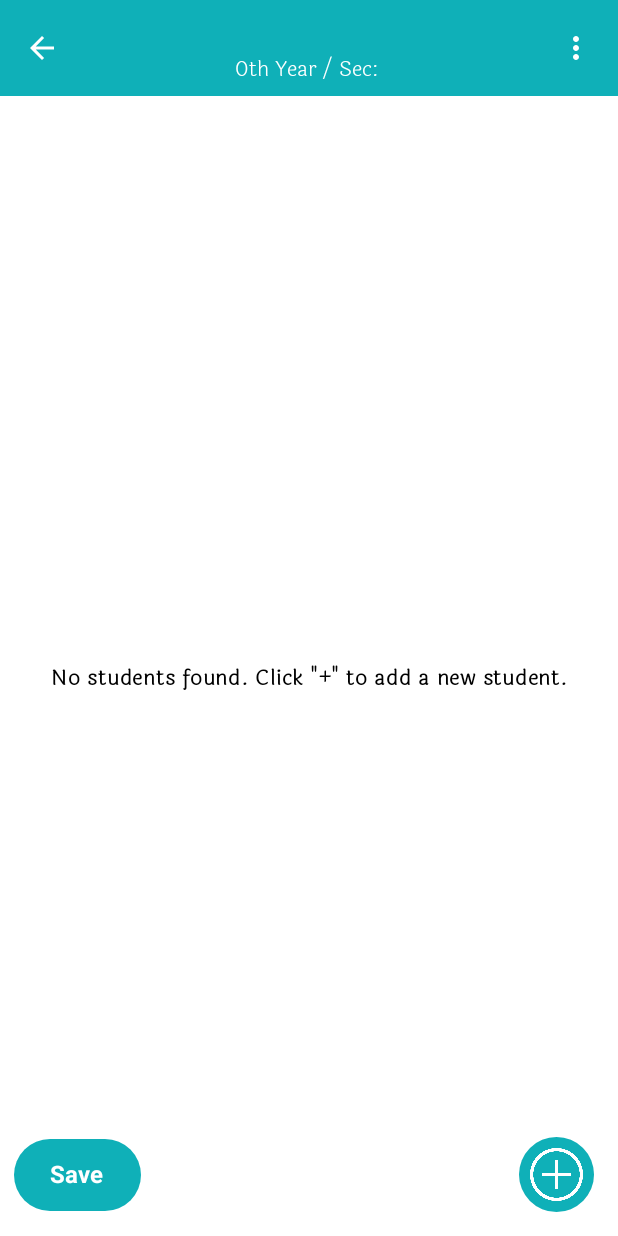
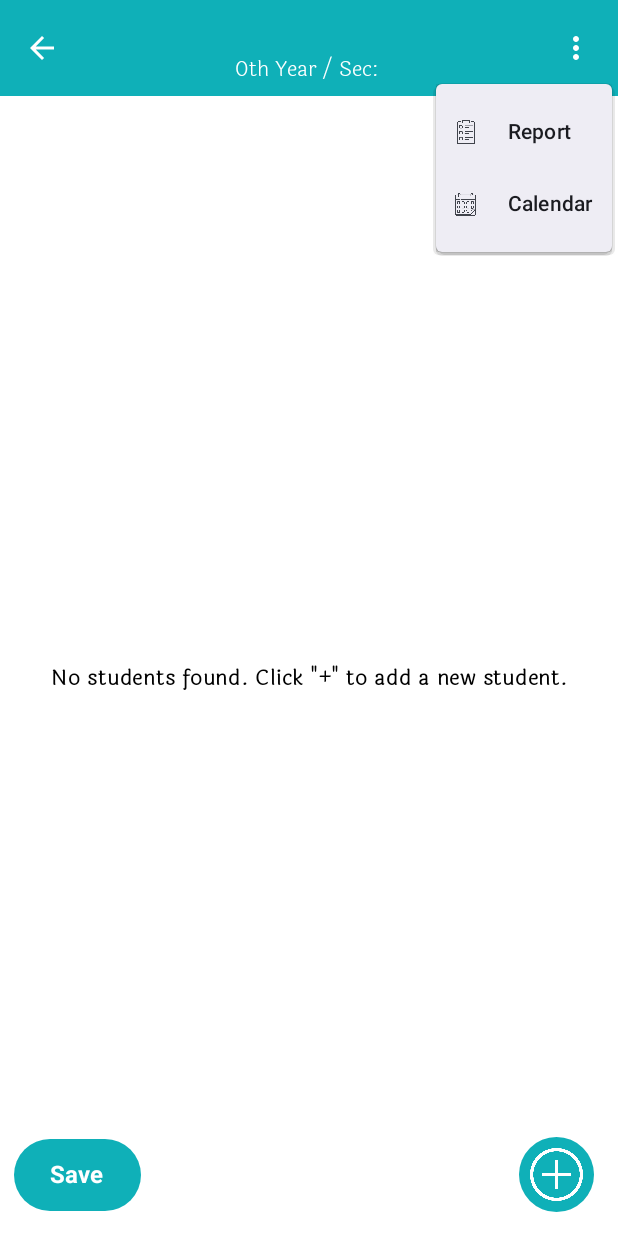
Before and after one commit to Pujadas080907/RollCall, an Android app built with Jetpack Compose: the composable DegreeDetailScreen called with empty values, after a tap on "Menu", on a phone screen of 412 x 824 dp. Run offline under Robolectric (Android 15) with nearby library versions, the phone set to English and light mode, and no system bars; our stand-ins replace Room's generated code.

Commit message:
minor changes

```diff
--- a/app/src/main/java/com/example/rollcall/Classroom/DegreeDetailScreen.kt
+++ b/app/src/main/java/com/example/rollcall/Classroom/DegreeDetailScreen.kt
@@ -1,5 +1,6 @@
 package com.example.rollcall.Classroom
 
+import android.content.Context
 import androidx.compose.foundation.ExperimentalFoundationApi
 import androidx.compose.foundation.Image
 import androidx.compose.foundation.layout.*
@@ -25,6 +26,7 @@ import androidx.compose.ui.graphics.Brush
 import androidx.compose.ui.graphics.Color
 import androidx.compose.ui.graphics.RectangleShape
 import androidx.compose.ui.layout.ContentScale
+import androidx.compose.ui.platform.LocalContext
 import androidx.compose.ui.res.colorResource
 import androidx.compose.ui.res.painterResource
 import androidx.compose.ui.text.font.FontWeight
@@ -38,6 +40,7 @@ import com.example.rollcall.studentlists.StudentViewModel
 import com.example.rollcall.studentlist.StudentBottomSheet
 import com.example.rollcall.ui.theme.laila
 import com.example.rollcall.ui.theme.title
+import java.util.Calendar
 
 @OptIn(ExperimentalMaterial3Api::class)
 @Composable
@@ -51,6 +54,9 @@ fun DegreeDetailScreen(
 ) {
     var showSheet by remember { mutableStateOf(false) }
     var editedStudent by remember { mutableStateOf<Student?>(null) }
+    var showMenu by remember { mutableStateOf(false) }
+    var selectedDate by remember { mutableStateOf("") }
+    val context = LocalContext.current
 
     //val students by studentViewModel.students.collectAsState(initial = emptyList())
     val students by studentViewModel.getStudentsByDegreeYearSection(degreeId, degreeYear, degreeSection)
@@ -93,11 +99,54 @@ fun DegreeDetailScreen(
                     }
                 },
                 actions = {
-                    IconButton(onClick = { /* More options */ }) {
-                        Icon(
-                            imageVector = Icons.Default.MoreVert,
-                            contentDescription = "Menu",
-                            tint = Color.White
+                    Column(horizontalAlignment = Alignment.CenterHorizontally) {
+                        IconButton(onClick = { showMenu = true }) {
+                            Icon(
+                                imageVector = Icons.Default.MoreVert,
+                                contentDescription = "Menu",
+                                tint = Color.White
+                            )
+                        }
+                        if (selectedDate.isNotEmpty()) {
+                            Text(
+                                text = selectedDate,
+                                fontSize = 12.sp,
+                                color = Color.White,
+                                fontFamily = laila,
+
+                            )
+                        }
+                    }
+                    DropdownMenu(
+                        expanded = showMenu,
+                        onDismissRequest = { showMenu = false }
+                    ) {
+                        DropdownMenuItem(
+                            text = { Text("Report") },
+                            onClick = { showMenu = false },
+                            leadingIcon = {
+                                Icon(
+                                    painter = painterResource(id = R.drawable.report),
+                                    contentDescription = "Report",
+                                    modifier = Modifier
+                                        .size(16.dp)
+                                )
+                            }
+                        )
+                        DropdownMenuItem(
+                            text = { Text("Calendar") },
+                            onClick = {
+                                showMenu = false
+                                showDatePicker(context) { selectedDate = it }
+                            },
+                            leadingIcon = {
+                                Icon(
+                                    painter = painterResource(id = R.drawable.calendar),
+                                    contentDescription = "Calendar",
+                                    modifier = Modifier
+                                        .size(15.dp)
+                                )
+                            }
                         )
                     }
                 },
@@ -218,6 +267,21 @@ fun DegreeDetailScreen(
             )
         }
     }
+}
+
+fun showDatePicker(context: Context, onDateSelected: (String) -> Unit) {
+    val calendar = Calendar.getInstance()
+    val datePickerDialog = android.app.DatePickerDialog(
+        context,
+        { _, year, month, day ->
+            val formattedDate = String.format("%02d/%02d/%04d", day, month + 1, year)
+            onDateSelected(formattedDate)
+        },
+        calendar.get(Calendar.YEAR),
+        calendar.get(Calendar.MONTH),
+        calendar.get(Calendar.DAY_OF_MONTH)
+    )
+    datePickerDialog.show()
 }
 
 
```
